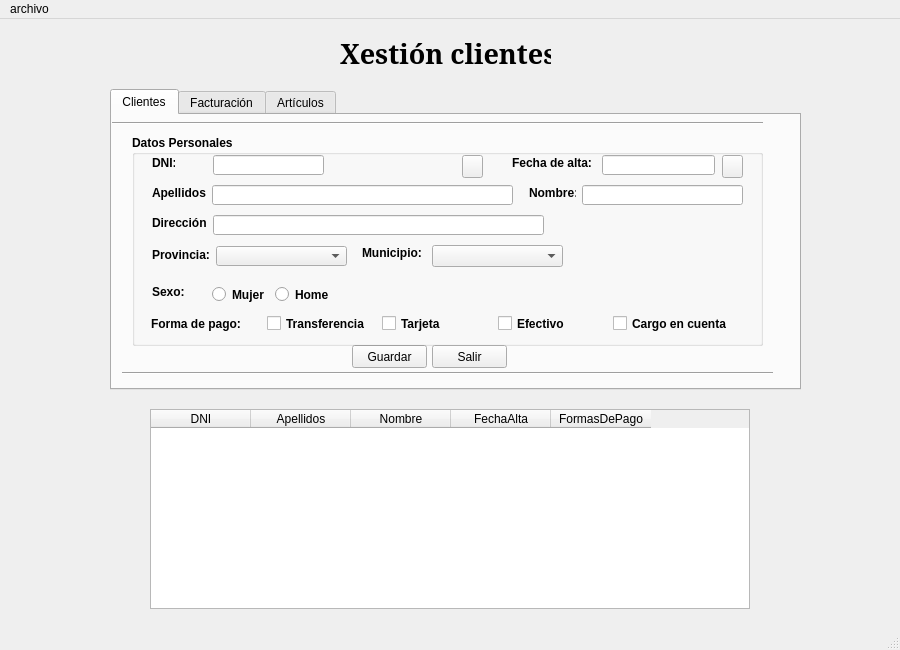
This is ventana.ui in AresPunzon/punzongarcia as Qt 5 draws it before an edit. The edited form follows.
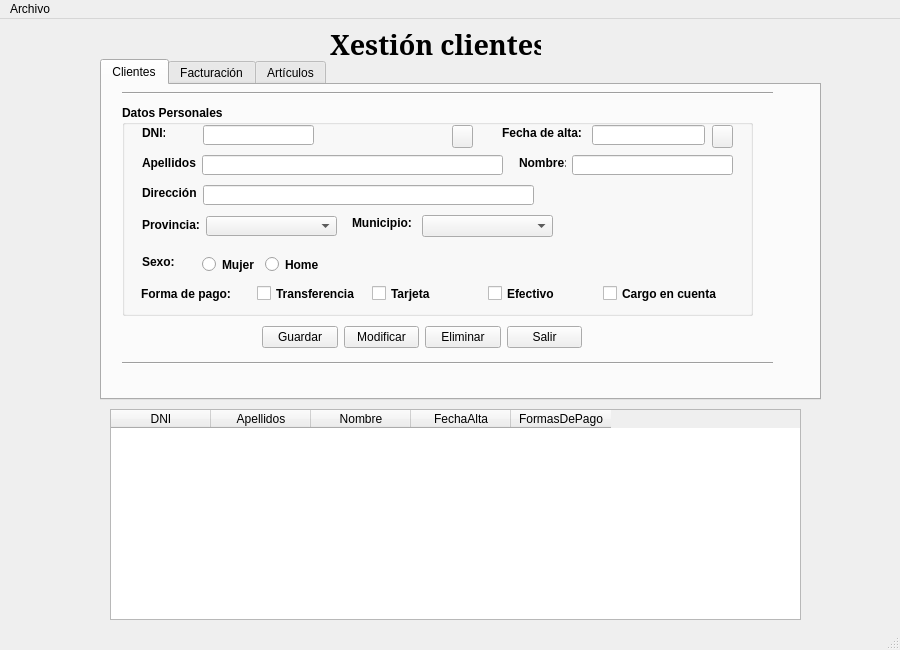
This is the edited form. Icons and pictures are not drawn.

Diff of the .ui file:
```diff
--- a/ventana.ui
+++ b/ventana.ui
@@ -23,8 +23,8 @@
    <widget class="QLabel" name="clientes">
     <property name="geometry">
      <rect>
-      <x>340</x>
-      <y>9</y>
+      <x>330</x>
+      <y>0</y>
       <width>211</width>
       <height>51</height>
      </rect>
@@ -48,10 +48,10 @@
    <widget class="QTableWidget" name="tabCliente">
     <property name="geometry">
      <rect>
-      <x>150</x>
+      <x>110</x>
       <y>390</y>
-      <width>600</width>
-      <height>200</height>
+      <width>691</width>
+      <height>211</height>
      </rect>
     </property>
     <column>
@@ -83,10 +83,10 @@
    <widget class="QTabWidget" name="tabPrograma">
     <property name="geometry">
      <rect>
-      <x>110</x>
-      <y>70</y>
-      <width>691</width>
-      <height>301</height>
+      <x>100</x>
+      <y>40</y>
+      <width>721</width>
+      <height>341</height>
      </rect>
     </property>
     <property name="currentIndex">
@@ -99,8 +99,8 @@
      <widget class="Line" name="line">
       <property name="geometry">
        <rect>
-        <x>10</x>
-        <y>250</y>
+        <x>20</x>
+        <y>270</y>
         <width>651</width>
         <height>16</height>
        </rect>
@@ -109,19 +109,6 @@
        <enum>Qt::Horizontal</enum>
       </property>
      </widget>
-     <widget class="QPushButton" name="btnGrabaCli">
-      <property name="geometry">
-       <rect>
-        <x>240</x>
-        <y>230</y>
-        <width>75</width>
-        <height>23</height>
-       </rect>
-      </property>
-      <property name="text">
-       <string>Guardar</string>
-      </property>
-     </widget>
      <widget class="QGroupBox" name="groupBox">
       <property name="geometry">
        <rect>
@@ -591,23 +578,10 @@
        </property>
       </widget>
      </widget>
-     <widget class="QPushButton" name="btnsalir">
-      <property name="geometry">
-       <rect>
-        <x>320</x>
-        <y>230</y>
-        <width>75</width>
-        <height>23</height>
-       </rect>
-      </property>
-      <property name="text">
-       <string>Salir</string>
-      </property>
-     </widget>
      <widget class="Line" name="line_2">
       <property name="geometry">
        <rect>
-        <x>0</x>
+        <x>20</x>
         <y>0</y>
         <width>651</width>
         <height>16</height>
@@ -617,6 +591,46 @@
        <enum>Qt::Horizontal</enum>
       </property>
      </widget>
+     <widget class="QWidget" name="layoutWidget">
+      <property name="geometry">
+       <rect>
+        <x>160</x>
+        <y>240</y>
+        <width>320</width>
+        <height>25</height>
+       </rect>
+      </property>
+      <layout class="QHBoxLayout" name="horizontalLayout_2">
+       <item>
+        <widget class="QPushButton" name="btnGrabaCli">
+         <property name="text">
+          <string>Guardar</string>
+         </property>
+        </widget>
+       </item>
+       <item>
+        <widget class="QPushButton" name="btnMod">
+         <property name="text">
+          <string>Modificar</string>
+         </property>
+        </widget>
+       </item>
+       <item>
+        <widget class="QPushButton" name="btnBaja">
+         <property name="text">
+          <string>Eliminar</string>
+         </property>
+        </widget>
+       </item>
+       <item>
+        <widget class="QPushButton" name="btnsalir">
+         <property name="text">
+          <string>Salir</string>
+         </property>
+        </widget>
+       </item>
+      </layout>
+     </widget>
     </widget>
     <widget class="QWidget" name="tab_2">
      <attribute name="title">
@@ -667,7 +681,7 @@
    </property>
    <widget class="QMenu" name="menuarchivo">
     <property name="title">
-     <string>archivo</string>
+     <string>Archivo</string>
     </property>
     <addaction name="actionSalir"/>
    </widget>
```
Left out of the diff: 2 changed lines with no effect on the pictures.
